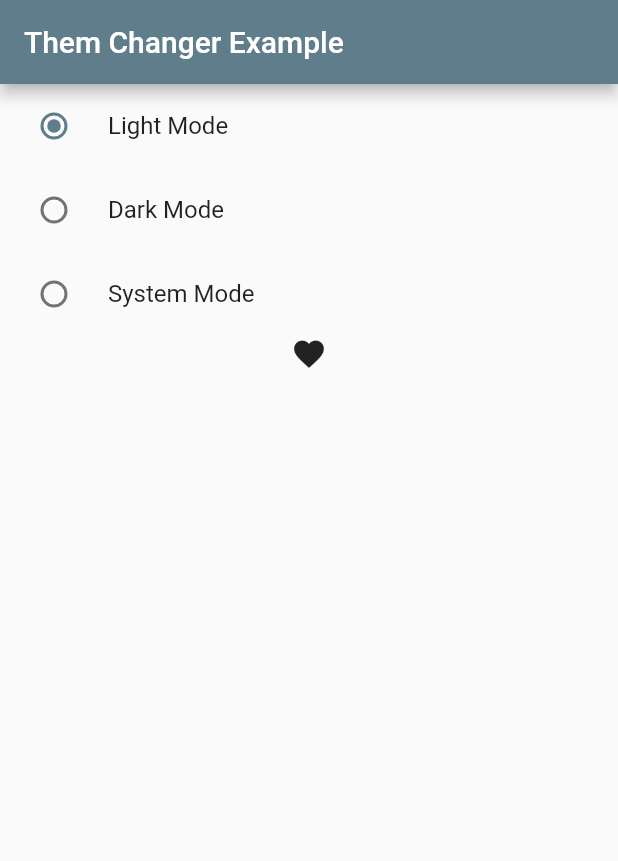
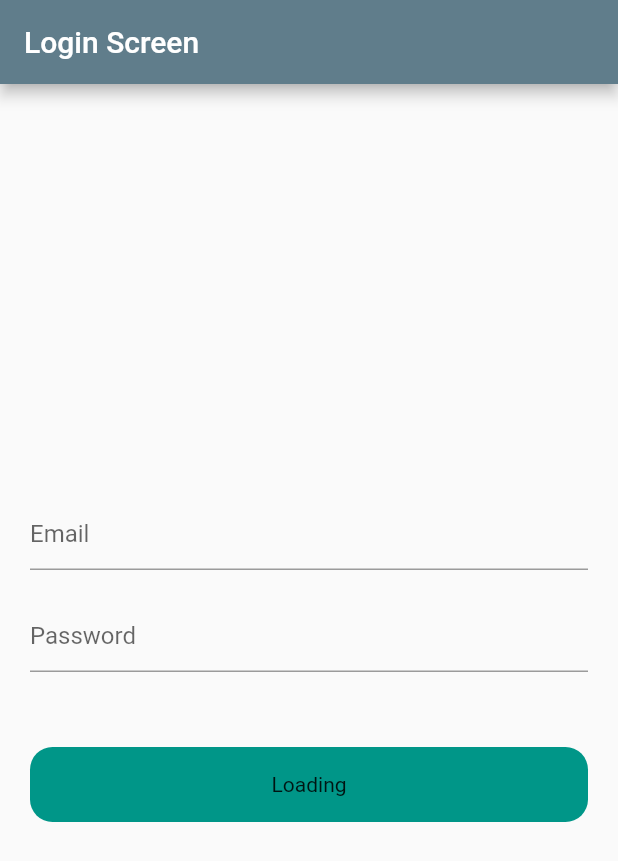
Before and after one commit to keyursavani/provider_tutorial, a Flutter app: the screen it shows after launch, on a phone screen of 412 x 824 dp. Shown: the top 861 px of the screen. Run offline on Flutter 3.47's test engine with Material 2 defaults, Android fonts, the phone set to English and light mode, and no system bars.

Commit message:
final commit

```diff
--- a/lib/main.dart
+++ b/lib/main.dart
@@ -3,11 +3,14 @@ import 'package:provider/provider.dart';
 import 'package:untitled1/provider/count_provider.dart';
 import 'package:untitled1/provider/example_one_provider.dart';
 import 'package:untitled1/provider/favourite_item_provider.dart';
+import 'package:untitled1/provider/login_provider.dart';
 import 'package:untitled1/provider/them_changer_provider.dart';
 import 'package:untitled1/screen/counter_example_screen.dart';
 import 'package:untitled1/screen/example_one_screen.dart';
 import 'package:untitled1/screen/favourite_item_screen.dart';
+import 'package:untitled1/screen/login_screen.dart';
 import 'package:untitled1/screen/them_chnager_screen.dart';
+import 'package:untitled1/screen/valur_notify_listner_screen.dart';
 
 void main() {
   runApp(const MyApp());
@@ -38,11 +41,13 @@ class MyApp extends StatelessWidget {
         ChangeNotifierProvider(create: (_) => ExampleOneProvider()),
         ChangeNotifierProvider(create: (_) => FavouriteItemProvider()),
         ChangeNotifierProvider(create: (_) => ThemChangerProvider()),
+        ChangeNotifierProvider(create: (_) => LoginProvider()),
       ],
       child:Builder(
         builder: (BuildContext context){
           final themChanger = Provider.of<ThemChangerProvider>(context);
           return  MaterialApp(
+            debugShowCheckedModeBanner: false,
             title: 'Flutter Demo',
             themeMode: themChanger.themeMode,
             theme: ThemeData(
@@ -59,7 +64,7 @@ class MyApp extends StatelessWidget {
                 color: Colors.red,
               ),
             ),
-            home:ThemChangerScreen(),
+            home:LoginScreen(),
           );
         },
       )
--- /dev/null
+++ b/lib/provider/login_provider.dart
@@ -0,0 +1,36 @@
+import 'package:flutter/foundation.dart';
+import 'package:http/http.dart' as https;
+import 'package:http/http.dart';
+
+class LoginProvider extends ChangeNotifier{
+  bool _loading =   false;
+  bool get loading => _loading;
+
+  setLoading(bool value){
+    _loading = value;
+    notifyListeners();
+  }
+
+  void login(String email, String password) async{
+      setLoading(true);
+      try{
+        Response response = await post(Uri.parse('https://reqres.in/api/login'),
+          body: {
+            'email': email,
+            'password': password
+          }
+        );
+        if(response.statusCode == 200){
+          print("Successful");
+          setLoading(false);
+        }
+        else{
+          setLoading(false);
+          print("Failded");
+        }
+      } catch(e){
+        setLoading(false);
+        print(e.toString());
+      }
+  }
+}
--- /dev/null
+++ b/lib/screen/login_screen.dart
@@ -0,0 +1,67 @@
+import 'package:flutter/material.dart';
+import 'package:flutter/widgets.dart';
+import 'package:provider/provider.dart';
+import 'package:untitled1/provider/login_provider.dart';
+
+class LoginScreen extends StatefulWidget{
+  @override
+  State<StatefulWidget> createState() {
+    // TODO: implement createState
+    return LoginScreenState();
+  }
+}
+
+class LoginScreenState extends State<LoginScreen>{
+  TextEditingController emailController = TextEditingController();
+  TextEditingController passwordController = TextEditingController();
+  @override
+  Widget build(BuildContext context) {
+    final authProvider = Provider.of<LoginProvider>(context);
+    // TODO: implement build
+    return Scaffold(
+      appBar: AppBar(
+        title: Text("Login Screen"),
+      ),
+      body: Padding(
+        padding: const EdgeInsets.all(20),
+        child: Column(
+          mainAxisAlignment: MainAxisAlignment.center,
+          crossAxisAlignment: CrossAxisAlignment.center,
+          children: [
+            TextFormField(
+              controller: emailController,
+              decoration: InputDecoration(
+                hintText: "Email"
+              ),
+            ),
+            SizedBox(height: 20,),
+            TextFormField(
+              controller: passwordController,
+              obscureText: true,
+              decoration: InputDecoration(
+                  hintText: "Password"
+              ),
+            ),
+            SizedBox(height: 50,),
+            InkWell(
+              onTap: (){
+                authProvider.login(emailController.text.toString(),
+                passwordController.text.toString());
+              },
+              child: Container(
+                height: 50,
+                decoration: BoxDecoration(
+                  color: Colors.teal,
+                  borderRadius: BorderRadius.all(Radius.circular(15)),
+                ),
+                child: Center(
+                  child: authProvider.loading ? CircularProgressIndicator(color: Colors.white,) :Text("Loading"),
+                )
+              ),
+            )
+          ],
+        ),
+      ),
+    );
+  }
+}
--- a/pubspec.yaml
+++ b/pubspec.yaml
@@ -37,6 +37,7 @@ dependencies:
   # Use with the CupertinoIcons class for iOS style icons.
   cupertino_icons: ^1.0.2
   provider: ^6.0.5
+  http:
 
 dev_dependencies:
   flutter_test:
```
Also changed, not shown: lib/screen/valur_notify_listner_screen.dart (added, +31 -0 lines), pubspec.lock.
